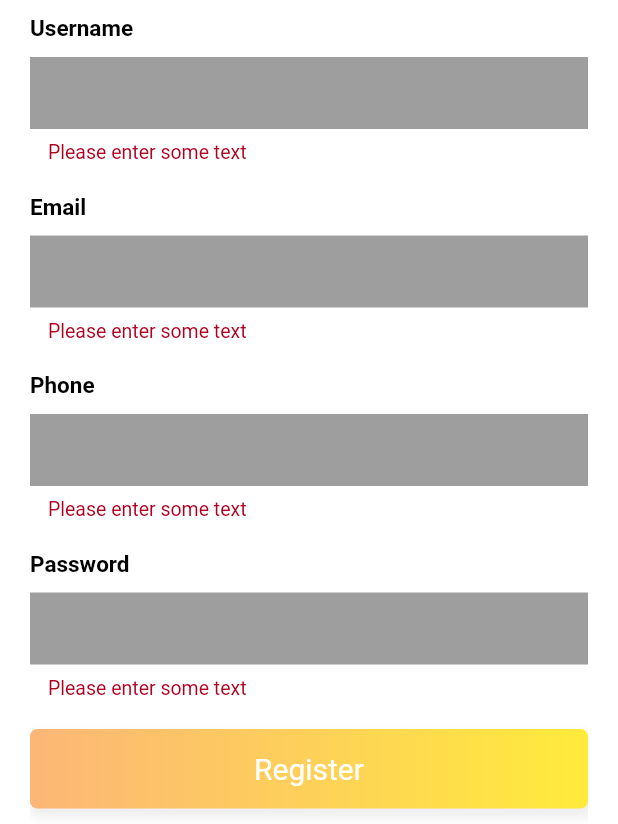
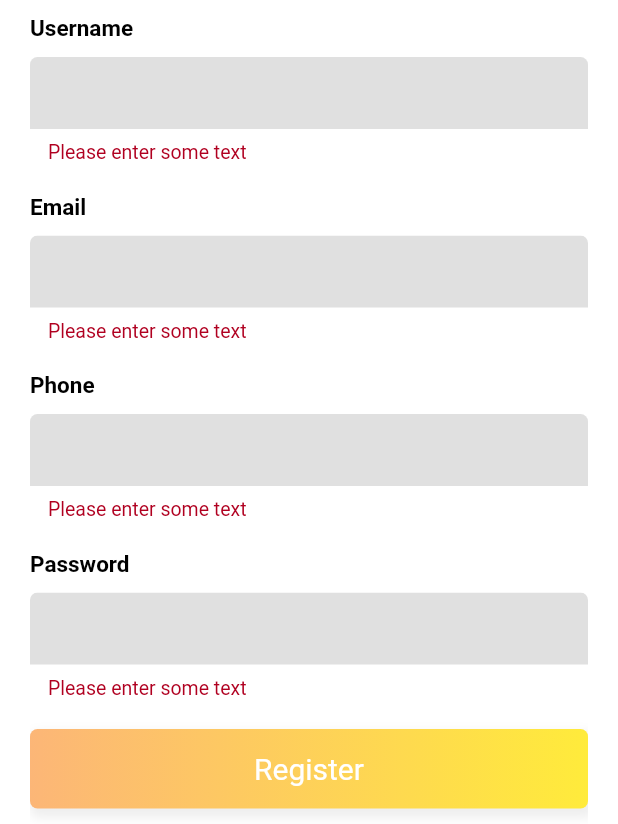
Before and after one commit to Youssef-Khorshed/KhStore, a Flutter app: the SignUpPage screen opened directly, after a tap on "Register", on a phone screen of 412 x 824 dp, the part 412-1236 px from its top. Run offline on Flutter 3.47's test engine with Material 2 defaults, Android fonts, the phone set to English and light mode, and no system bars; our stand-ins replace bloc, carousel_slider, connectivity_plus, dartz, dio, equatable and 5 more; missing offline and left inert: flutter_stripe; accounts and stored records are empty; network calls fail.

Commit message:
icon update

```diff
--- a/lib/Features/auth/Presentation/Widgets/Auth/component.dart
+++ b/lib/Features/auth/Presentation/Widgets/Auth/component.dart
@@ -29,7 +29,9 @@ Widget entryField(String title,
         SizedBox(
           height: 10,
         ),
-        TextFormField(
+        ClipRRect(
+          borderRadius: BorderRadius.all(Radius.circular(5)),
+          child: TextFormField(
               controller: controller,
               keyboardType: TextInputType.text,
               validator: isvalid ? validation() : null,
@@ -37,8 +39,9 @@ Widget entryField(String title,
               decoration: InputDecoration(
                   hintText: hint,
                   border: InputBorder.none,
-                fillColor: Colors.grey,
-                filled: true))
+                  fillColor: Colors.grey.shade300,
+                  filled: true)),
+        )
       ],
     ),
   );
@@ -135,11 +138,12 @@ Widget submitButton({
 }
 
 Widget createAccountLabel(
-    {required BuildContext context, required String text}) {
+    {required BuildContext context,
+    required String text,
+    required Widget page}) {
   return InkWell(
     onTap: () {
-      Navigator.push(
-          context, MaterialPageRoute(builder: (context) => const SignUpPage()));
+      Navigator.push(context, MaterialPageRoute(builder: (context) => page));
     },
     child: Container(
       margin: const EdgeInsets.symmetric(vertical: 20),
--- a/lib/Features/auth/Presentation/Widgets/Auth/login.dart
+++ b/lib/Features/auth/Presentation/Widgets/Auth/login.dart
@@ -6,9 +6,8 @@ import 'package:store/Core/ReuseableComponent/navigation.dart';
 import 'package:store/Core/applocal.dart';
 import 'package:store/Core/colors.dart';
 import 'package:store/Features/auth/Presentation/Logic/bloc/auth_bloc.dart';
-import 'package:store/Features/product/Presentation/Logic/bloc/productBloc/prodcuts_bloc.dart';
+import 'package:store/Features/auth/Presentation/Widgets/Auth/signup.dart';
 import 'package:store/Features/product/Presentation/widget/Home/home.dart';
-import 'package:store/Features/product/Presentation/widget/Home/loading_widget.dart';
 import '../../../../../Core/ReuseableComponent/snackbar_message.dart';
 import 'component.dart';
 
@@ -94,6 +93,7 @@ class _LoginPageState extends State<LoginPage> {
                     divider(),
                     createAccountLabel(
                         context: context,
+                        page: SignUpPage(),
                         text: getLang(context: context, key: "Register")!),
                   ],
                 ),
--- a/lib/Features/auth/Presentation/Widgets/Auth/signup.dart
+++ b/lib/Features/auth/Presentation/Widgets/Auth/signup.dart
@@ -3,6 +3,7 @@ import 'package:flutter_bloc/flutter_bloc.dart';
 import 'package:store/Core/strings.dart';
 import 'package:store/Features/auth/Domain/Entity/userinfo.dart';
 import 'package:store/Features/auth/Presentation/Logic/bloc/auth_bloc.dart';
+import 'package:store/Features/auth/Presentation/Widgets/Auth/login.dart';
 import '../../../../../Core/ReuseableComponent/snackbar_message.dart';
 import '../../../../../Core/applocal.dart';
 import 'component.dart';
@@ -80,6 +81,7 @@ class _SignUpPageState extends State<SignUpPage> {
                                   context: context,
                                   formKey: _formKey),
                           createAccountLabel(
+                            page: LoginPage(),
                             context: context,
                             text: getLang(context: context, key: "Login")!,
                           ),
--- a/lib/Features/auth/Presentation/Widgets/Pageview/component.dart
+++ b/lib/Features/auth/Presentation/Widgets/Pageview/component.dart
@@ -28,7 +28,7 @@ class Pageview_component {
           animated_navigation(context: context, widget: LoginPage());
         },
         child: Text(
-          getLang(context: context, key: "Skip")!,
+          getLang(context: context, key: "skip")!,
           style: TextStyle(color: Colors.amber),
         ));
   }
--- a/pubspec.yaml
+++ b/pubspec.yaml
@@ -50,6 +50,7 @@ dependencies:
   carousel_slider: ^4.0.0
   google_fonts:
   flutter_stripe: ^9.2.2
+
 dev_dependencies:
   flutter_test:
     sdk: flutter
```
Also changed, not shown: assets/194730810-07744b4d-1720-4fce-aeab-fe89fac7de0e.png (added), pubspec.lock, 42 other files. Lines whose indentation alone changed are shown as unchanged.
